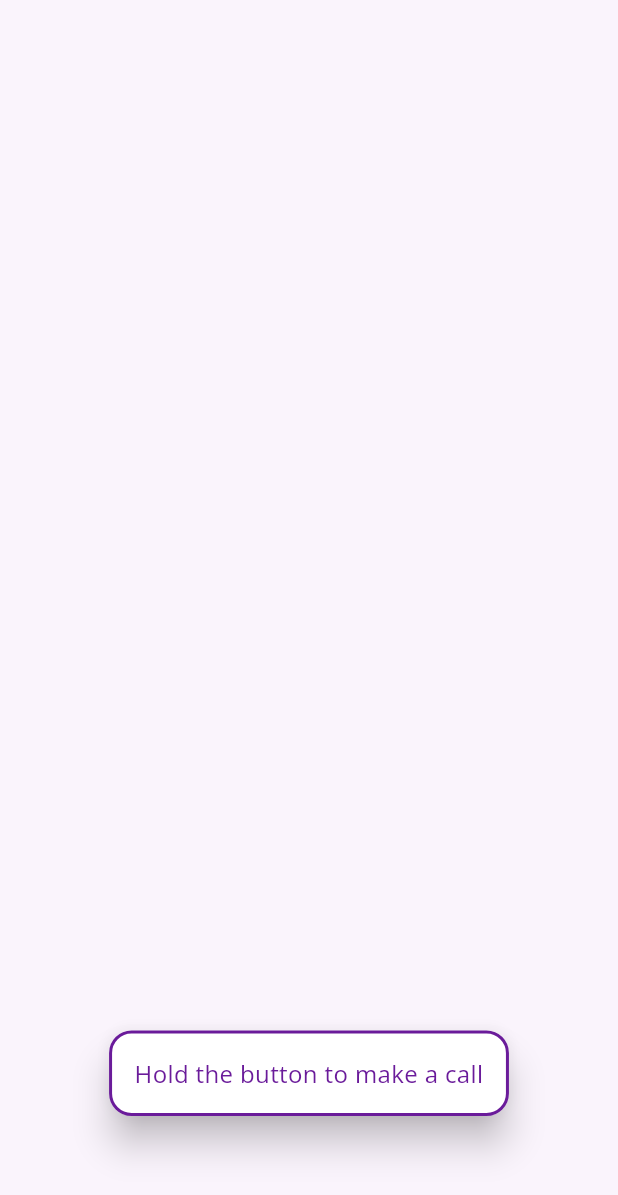
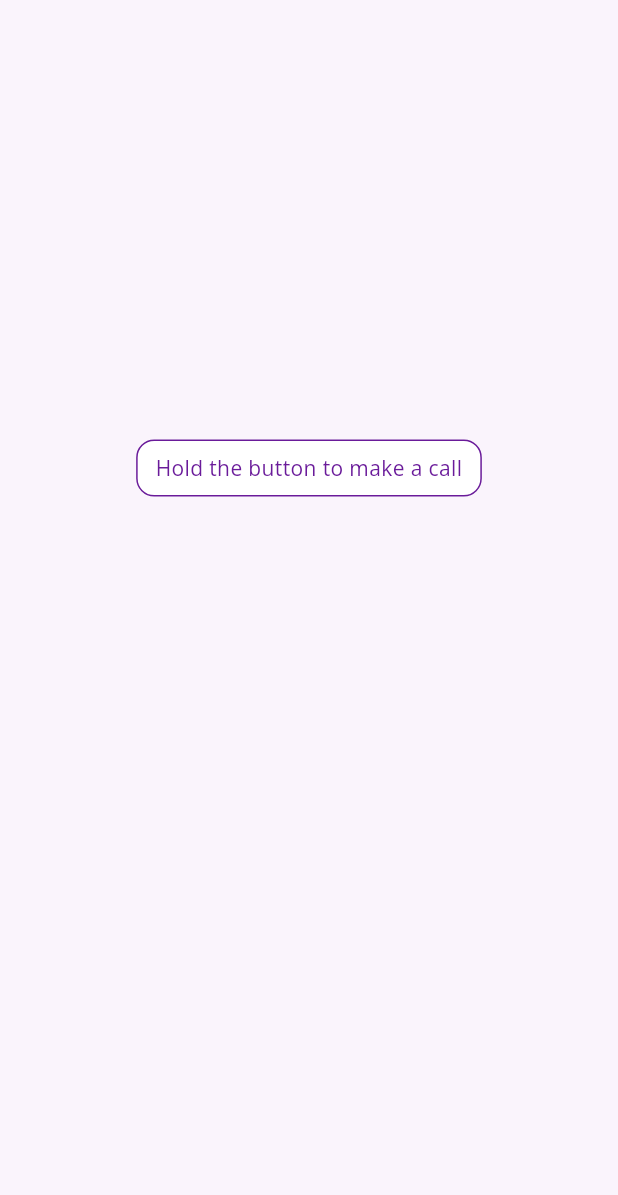
Before and after one commit to alizzati/SAFEST, a Flutter app: what showHoldButtonDialog() shows on an empty page, opened directly, on a phone screen of 412 x 824 dp. Shown: the top 1195 px of the screen. Run offline on Flutter 3.47's test engine with Material 3 defaults, Android fonts, the phone set to English and light mode, and no system bars; our stand-ins replace gradient_borders.

Commit message:
Fix: Fixing Error

```diff
--- a/lib/main.dart
+++ b/lib/main.dart
@@ -24,13 +24,13 @@ class MyApp extends StatelessWidget {
       ),
       debugShowCheckedModeBanner: false,
       // Setup routes
-      // initialRoute: '/signup', // Screen pertama yang muncul
-      initialRoute: '/emergency (sos)',
+      initialRoute: '/signup', // Screen pertama yang muncul
+      // initialRoute: '/emergency',
       routes: {
         '/signin': (context) => const SignInScreen(),
         '/signup': (context) => const SignUpScreen(),
         '/profile': (context) => const ProfileScreen(),
-        '/emergency (sos)': (context) => const EmergencyCallScreen(), // Target popUntil
+        '/emergency': (context) => const EmergencyCallScreen(), // Target popUntil
         '/calling': (context) => const CallingScreen(),
         '/ongoing_call': (context) => const OngoingCallScreen(),
       },
--- a/lib/screens/emergency/emergency_call_screen.dart
+++ b/lib/screens/emergency/emergency_call_screen.dart
@@ -134,7 +134,7 @@ class _EmergencyCallScreenState extends State<EmergencyCallScreen> with SingleTi
             _buildCallButton(),
 
             // Jarak yang cukup untuk membatasi efek pulsing
-            const SizedBox(height: 40),
+            const SizedBox(height: 25),
 
             // Daftar Status Dinamis (Stabil)
             SizedBox(
@@ -190,7 +190,7 @@ class _EmergencyCallScreenState extends State<EmergencyCallScreen> with SingleTi
                       spreadRadius: 10 * _pulsingAnimation.value,
                     ),
                     const BoxShadow(
-                      color: Color(0xFFB71C1C),
+                      color: Color.fromARGB(255, 237, 127, 119),
                       offset: Offset(0, 3),
                       blurRadius: 5,
                     ),
@@ -207,9 +207,9 @@ class _EmergencyCallScreenState extends State<EmergencyCallScreen> with SingleTi
                     ),
                     child: Center(
                       child: Image.asset(
-                        'assets/images/image_63e8bd.png',
-                        width: 75,
-                        height: 75,
+                        'assets/images/call_sos.png',
+                        width: 88,
+                        height: 88,
                         color: Colors.white,
                       ),
                     ),
--- a/lib/widgets/emergency/end_call_confirmation_dialog.dart
+++ b/lib/widgets/emergency/end_call_confirmation_dialog.dart
@@ -83,45 +83,53 @@ class EndCallConfirmationDialog extends StatelessWidget {
 
 // --- Fungsi untuk Popover "Hold the button" (Dipanggil dari EmergencyCallScreen) ---
 // (File: lib/widgets/emergency/end_call_confirmation_dialog.dart)
+
 // ... (EndCallConfirmationDialog tetap sama)
-// --- Fungsi untuk Popover "Hold the button" (Menggunakan showGeneralDialog) ---
+
+// --- Fungsi untuk Popover "Hold the button" (Diperbarui) ---
 void showHoldButtonDialog(BuildContext context) {
   const primaryPurple = Color(0xFF6A1B9A);
 
   showGeneralDialog(
     context: context,
     useRootNavigator: true,
-    // Popover hilang ketika user menekan di mana saja
     barrierDismissible: true,
-
-    // Membuat latar belakang hampir transparan (menghilangkan scrim gelap)
     barrierColor: Colors.black54.withOpacity(0.01),
-
     barrierLabel: 'Dismiss',
     transitionDuration: const Duration(milliseconds: 200),
 
+    // PositionedTransition untuk animasi slide-up (opsional, tapi bagus untuk popover)
+    transitionBuilder: (context, anim1, anim2, child) {
+      return FadeTransition(
+        opacity: anim1, // Animasi opacity dari anim1
+        child: child,
+      );
+    },
+
     pageBuilder: (context, anim1, anim2) {
-      // Menggunakan Align untuk memposisikan Popover di bagian tengah bawah
       return Align(
-        alignment: Alignment.bottomCenter,
+        alignment: Alignment.center, // Pusatkan Align
         child: Padding(
-          // Posisi di tengah-bawah, di atas area tombol navigasi
-          padding: const EdgeInsets.only(bottom: 80, left: 30, right: 30),
+          // Posisikan popover sedikit di atas tengah layar (di atas tombol SOS)
+          // Sesuaikan nilai 'bottom' ini jika posisi masih kurang pas
+          padding: const EdgeInsets.only(bottom: 200, left: 50, right: 50),
           child: Material(
             color: Colors.white,
-            borderRadius: BorderRadius.circular(15),
-            elevation:
-                10, // Memberikan sedikit efek shadow agar popover terlihat menonjol
+            borderRadius: BorderRadius.circular(12), // Radius sedikit lebih kecil
+            elevation: 0, // HILANGKAN SHADOW
             child: Container(
-              padding: const EdgeInsets.all(15),
+              padding: const EdgeInsets.symmetric(horizontal: 12, vertical: 8), // Padding lebih kecil
               decoration: BoxDecoration(
-                borderRadius: BorderRadius.circular(15),
-                border: Border.all(color: primaryPurple, width: 2),
+                borderRadius: BorderRadius.circular(12),
+                border: Border.all(color: primaryPurple, width: 1), // KETEBALAN BORDER DIKURANGI
               ),
               child: const Text(
                 'Hold the button to make a call',
                 textAlign: TextAlign.center,
-                style: TextStyle(fontSize: 16, color: primaryPurple),
+                style: TextStyle(
+                  fontSize: 14, // FONT SIZE LEBIH KECIL
+                  color: primaryPurple,
+                ),
               ),
             ),
           ),
```
Also changed, not shown: assets/images/call_sos.png (added).
